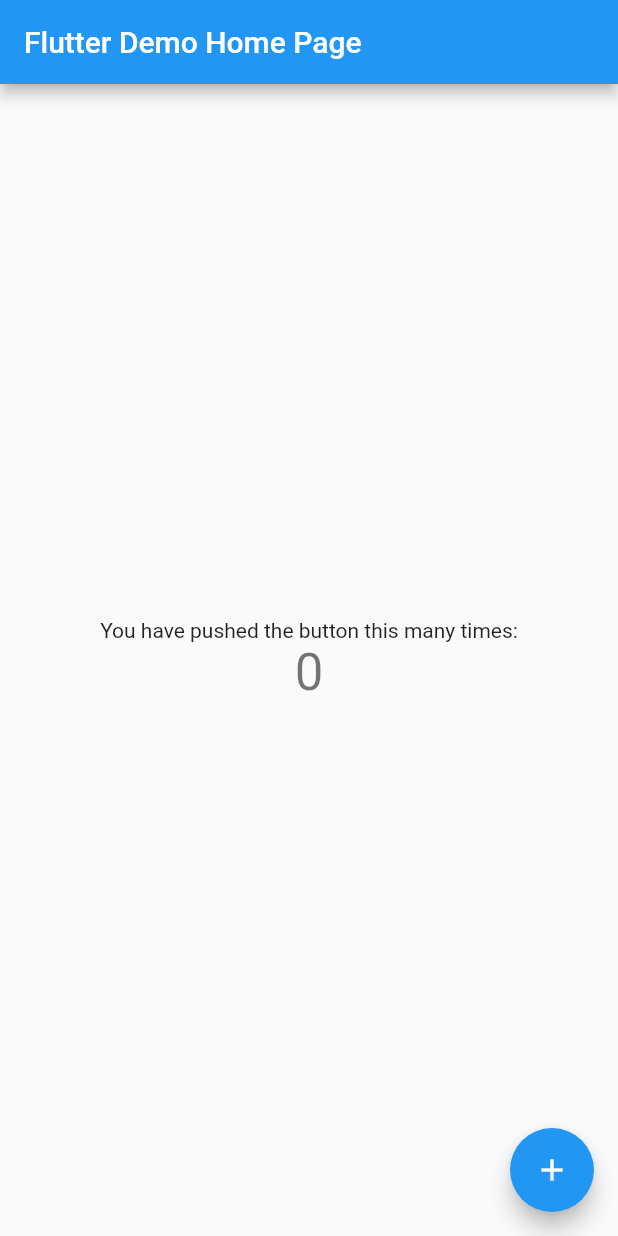
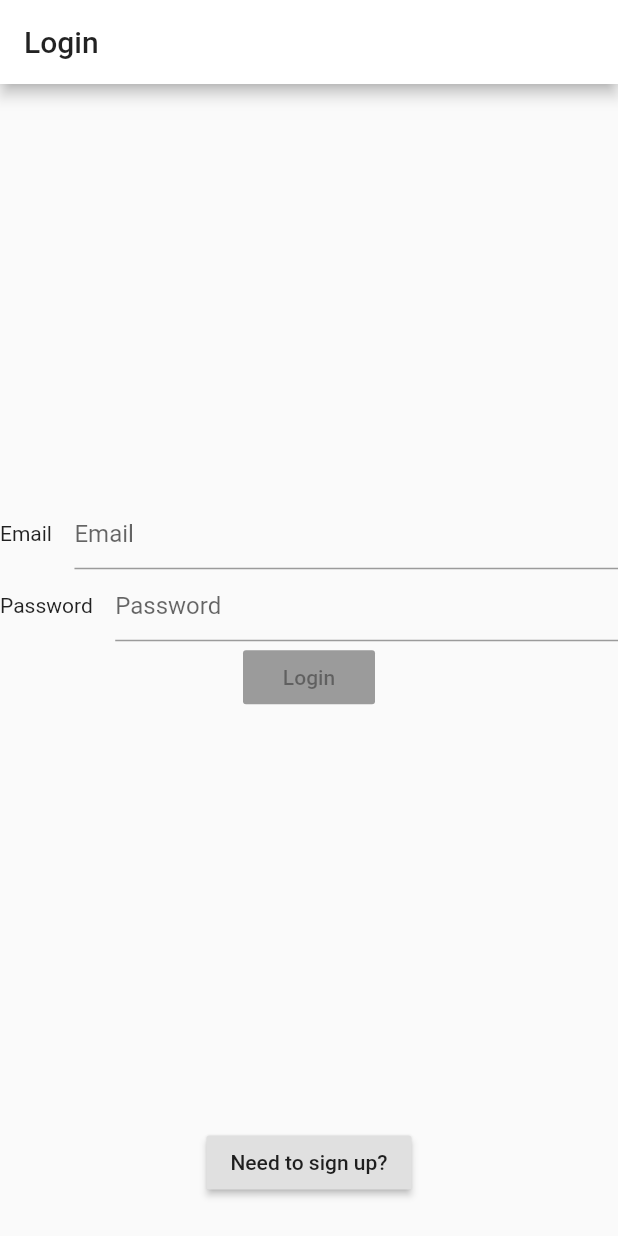
Before and after one commit to Obi-Jacobi/Medley-Flutter, a Flutter app: the screen it shows after launch, on a phone screen of 412 x 824 dp. Run offline on Flutter 3.47's test engine with Material 2 defaults, Android fonts, the phone set to English and light mode, and no system bars.

Commit message:
initial login layout plus navigate to signup

```diff
--- /dev/null
+++ b/lib/Login/login.dart
@@ -0,0 +1,116 @@
+import 'package:flutter/material.dart';
+
+class TextInputWidget extends StatelessWidget {
+    TextInputWidget({@required this.textTitle, @required this.textController}) : super(key: ObjectKey(textController));
+
+    final String textTitle;
+    final TextEditingController textController;
+
+    @override
+    Widget build(BuildContext context) {
+        final String title = textTitle;
+
+        return Row(
+            children: <Widget>[
+                Text("$title"),
+                Expanded(
+                    child: Padding(
+                        padding:  EdgeInsets.only(left: 15.0),
+                        child: TextField(
+                            controller: textController,
+                            decoration: InputDecoration(
+                                hintText: title,
+                            ),
+                        ),
+                    ),
+                ),
+            ],
+            mainAxisAlignment: MainAxisAlignment.center,
+            crossAxisAlignment: CrossAxisAlignment.center,
+        );
+    }
+}
+
+class LoginView extends StatefulWidget {
+    LoginView({Key key, @required this.title}) : super(key: key);
+
+    final String title;
+
+    @override
+    _LoginViewState createState() => _LoginViewState();
+}
+
+class _LoginViewState extends State<LoginView> {
+
+    final emailController = TextEditingController();
+    final passwordController = TextEditingController();
+
+    bool loginEnabled = false;
+
+    @override
+    void initState() {
+        emailController.addListener(() {
+            _updateLoginEnabled();
+        });
+        passwordController.addListener(() {
+            _updateLoginEnabled();
+        });
+        super.initState();
+    }
+
+    void _updateLoginEnabled() {
+        setState(() {
+            final emailText = emailController.text;
+            final passwordText = passwordController.text;
+
+            loginEnabled = emailText.isNotEmpty && passwordText.isNotEmpty;
+        });
+    }
+
+    @override
+    void dispose() {
+        // Clean up the controller when disposing of the Widget.
+        emailController.dispose();
+        passwordController.dispose();
+        super.dispose();
+    }
+
+    @override
+    Widget build(BuildContext context) {
+        final loginPressed = loginEnabled ? () { debugPrint("Login Clicked"); } : null;
+
+        return Scaffold(
+            appBar: AppBar(
+                title: Text(widget.title),
+            ),
+            body: Center(
+                child: Column(
+                    mainAxisAlignment: MainAxisAlignment.center,
+                    children: <Widget>[
+                        Spacer(),
+                        TextInputWidget(textTitle: "Email", textController: emailController),
+                        TextInputWidget(textTitle: "Password", textController: passwordController),
+                        RaisedButton(
+                            onPressed: loginPressed,
+                            child: Text(
+                                "Login"
+                            ),
+                        ),
+                        Spacer(),
+                        Padding(
+                            padding: EdgeInsets.only(bottom: 25),
+                            child: RaisedButton(
+                                onPressed: () {
+                                    Navigator.pushReplacementNamed(context, "/signup");
+                                },
+                                child: Text(
+                                    "Need to sign up?"
+                                ),
+                            ),
+                        ),
+                    ],
+                ),
+            ),
+        );
+    }
+}
--- a/lib/main.dart
+++ b/lib/main.dart
@@ -1,4 +1,6 @@
 import 'package:flutter/material.dart';
+import 'package:medley_flutter/Login/login.dart';
+import 'package:medley_flutter/Signup/signup.dart';
 
 void main() => runApp(MyApp());
 
@@ -7,105 +9,15 @@ class MyApp extends StatelessWidget {
   @override
   Widget build(BuildContext context) {
     return MaterialApp(
-      title: 'Flutter Demo',
+      title: 'Medley',
       theme: ThemeData(
-        // This is the theme of your application.
-        //
-        // Try running your application with "flutter run". You'll see the
-        // application has a blue toolbar. Then, without quitting the app, try
-        // changing the primarySwatch below to Colors.green and then invoke
-        // "hot reload" (press "r" in the console where you ran "flutter run",
-        // or simply save your changes to "hot reload" in a Flutter IDE).
-        // Notice that the counter didn't reset back to zero; the application
-        // is not restarted.
-        primarySwatch: Colors.blue,
+        primaryColor: Colors.white,
       ),
-      home: MyHomePage(title: 'Flutter Demo Home Page'),
+        home: LoginView(title: "Login"),
+        routes: {
+            "login": (context) => LoginView(title: "Login"),
+            "/signup": (context) => SignupView(title: "Signup"),
+        },
     );
   }
 }
-
-class MyHomePage extends StatefulWidget {
-  MyHomePage({Key key, this.title}) : super(key: key);
-
-  // This widget is the home page of your application. It is stateful, meaning
-  // that it has a State object (defined below) that contains fields that affect
-  // how it looks.
-
-  // This class is the configuration for the state. It holds the values (in this
-  // case the title) provided by the parent (in this case the App widget) and
-  // used by the build method of the State. Fields in a Widget subclass are
-  // always marked "final".
-
-  final String title;
-
-  @override
-  _MyHomePageState createState() => _MyHomePageState();
-}
-
-class _MyHomePageState extends State<MyHomePage> {
-  int _counter = 0;
-
-  void _incrementCounter() {
-    setState(() {
-      // This call to setState tells the Flutter framework that something has
-      // changed in this State, which causes it to rerun the build method below
-      // so that the display can reflect the updated values. If we changed
-      // _counter without calling setState(), then the build method would not be
-      // called again, and so nothing would appear to happen.
-      _counter++;
-    });
-  }
-
-  @override
-  Widget build(BuildContext context) {
-    // This method is rerun every time setState is called, for instance as done
-    // by the _incrementCounter method above.
-    //
-    // The Flutter framework has been optimized to make rerunning build methods
-    // fast, so that you can just rebuild anything that needs updating rather
-    // than having to individually change instances of widgets.
-    return Scaffold(
-      appBar: AppBar(
-        // Here we take the value from the MyHomePage object that was created by
-        // the App.build method, and use it to set our appbar title.
-        title: Text(widget.title),
-      ),
-      body: Center(
-        // Center is a layout widget. It takes a single child and positions it
-        // in the middle of the parent.
-        child: Column(
-          // Column is also layout widget. It takes a list of children and
-          // arranges them vertically. By default, it sizes itself to fit its
-          // children horizontally, and tries to be as tall as its parent.
-          //
-          // Invoke "debug painting" (press "p" in the console, choose the
-          // "Toggle Debug Paint" action from the Flutter Inspector in Android
-          // Studio, or the "Toggle Debug Paint" command in Visual Studio Code)
-          // to see the wireframe for each widget.
-          //
-          // Column has various properties to control how it sizes itself and
-          // how it positions its children. Here we use mainAxisAlignment to
-          // center the children vertically; the main axis here is the vertical
-          // axis because Columns are vertical (the cross axis would be
-          // horizontal).
-          mainAxisAlignment: MainAxisAlignment.center,
-          children: <Widget>[
-            Text(
-              'You have pushed the button this many times:',
-            ),
-            Text(
-              '$_counter',
-              style: Theme.of(context).textTheme.display1,
-            ),
-          ],
-        ),
-      ),
-      floatingActionButton: FloatingActionButton(
-        onPressed: _incrementCounter,
-        tooltip: 'Increment',
-        child: Icon(Icons.add),
-      ), // This trailing comma makes auto-formatting nicer for build methods.
-    );
-  }
-}
```
Also changed, not shown: lib/Signup/signup.dart (added, +34 -0 lines).
